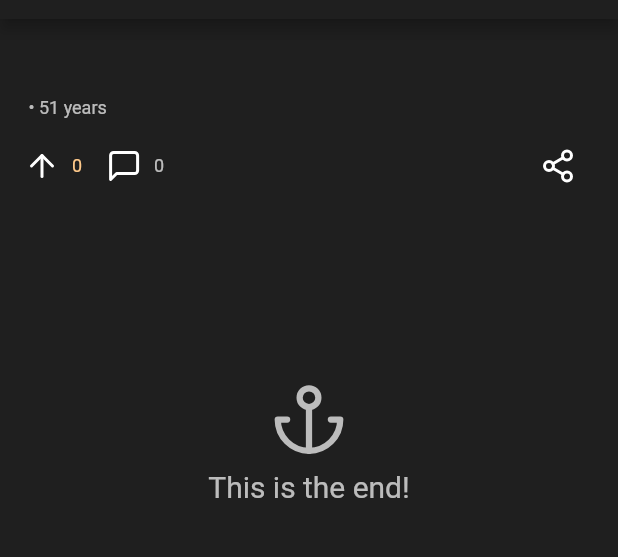
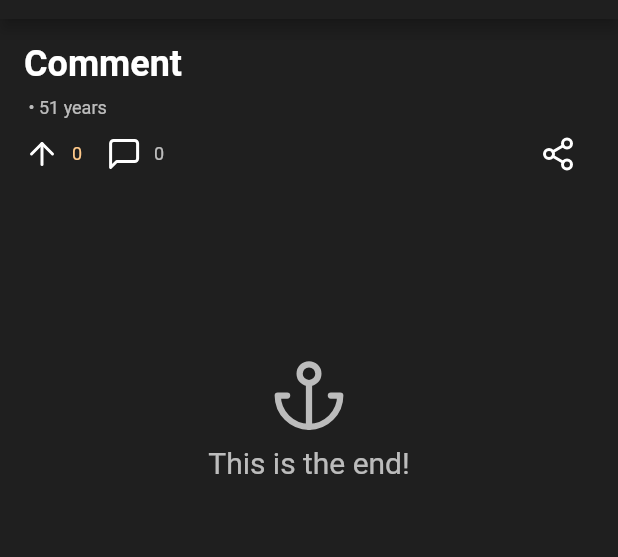
Before and after one commit to edisonywh/stingray, a Flutter app: the StoryPage screen opened directly with empty values, on a phone screen of 412 x 824 dp, the part 65-622 px from its top. Run offline on Flutter 3.47's test engine with Material 2 defaults, Android fonts, the phone set to English and light mode, and no system bars; our stand-ins replace flutter_hooks, flutter_html, flutter_icons, flutter_riverpod, flutter_slidable, hooks_riverpod and 4 more; statements that could not run were skipped.

Commit message:
Tweak StoryPage component

```diff
--- a/lib/component/comment_tile.dart
+++ b/lib/component/comment_tile.dart
@@ -74,7 +74,7 @@ class CommentTile extends HookWidget {
     return Text(
       comment.by,
       style: Theme.of(context).textTheme.caption.copyWith(
-            color: Theme.of(context).primaryColor,
+            fontWeight: FontWeight.w500,
           ),
     );
   }
--- a/lib/component/story_information.dart
+++ b/lib/component/story_information.dart
@@ -48,7 +48,7 @@ class StoryInformation extends HookWidget {
                 padding: const EdgeInsets.only(bottom: 8.0),
                 child: Container(
                   child: Text(
-                    item.title,
+                    item.title == "" ? "Comment" : item.title,
                     style: Theme.of(context).textTheme.headline5.copyWith(
                           fontWeight: FontWeight.w600,
                         ),
@@ -85,12 +85,9 @@ class StoryInformation extends HookWidget {
               ),
             ),
             if (item.text != "")
-              Padding(
-                padding: const EdgeInsets.only(top: 16.0),
-                child: Html(
+              Html(
                 data: item.text,
                 onLinkTap: (url) => launchUrl(url),
-                ),
               ),
             if (item.parts.isNotEmpty)
               Padding(
@@ -104,9 +101,7 @@ class StoryInformation extends HookWidget {
                   },
                 ),
               ),
-            Padding(
-              padding: const EdgeInsets.symmetric(vertical: 8.0),
-              child: Row(
+            Row(
               mainAxisAlignment: MainAxisAlignment.spaceBetween,
               children: [
                 Row(
@@ -123,10 +118,8 @@ class StoryInformation extends HookWidget {
                             child: Text(
                               "${item.score}",
                               textAlign: TextAlign.center,
-                                style: Theme.of(context)
-                                    .textTheme
-                                    .caption
-                                    .copyWith(
+                              style:
+                                  Theme.of(context).textTheme.caption.copyWith(
                                         color: Theme.of(context).primaryColor,
                                       ),
                             ),
@@ -162,7 +155,6 @@ class StoryInformation extends HookWidget {
                 ),
               ],
             ),
-            ),
           ],
         ),
       ),
```
Lines whose indentation alone changed are shown as unchanged.
